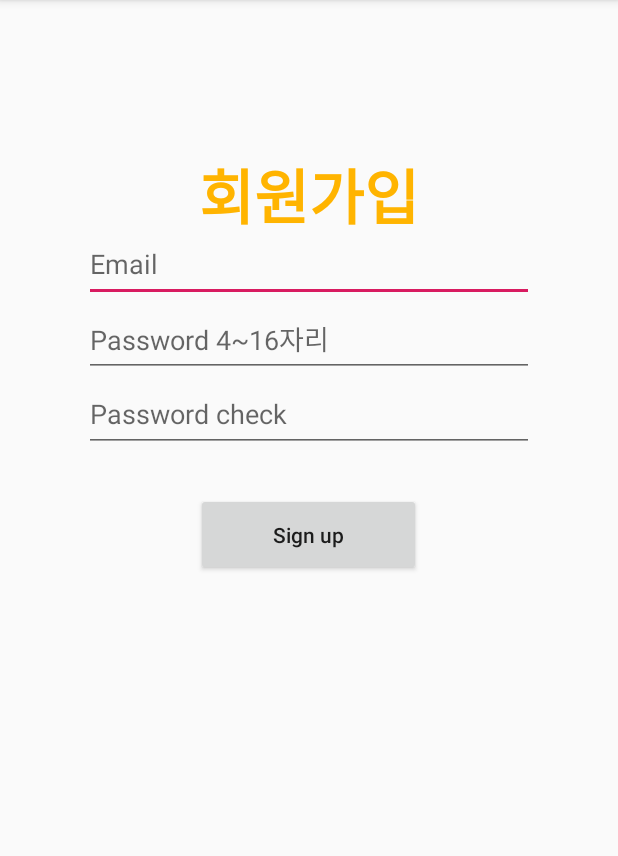
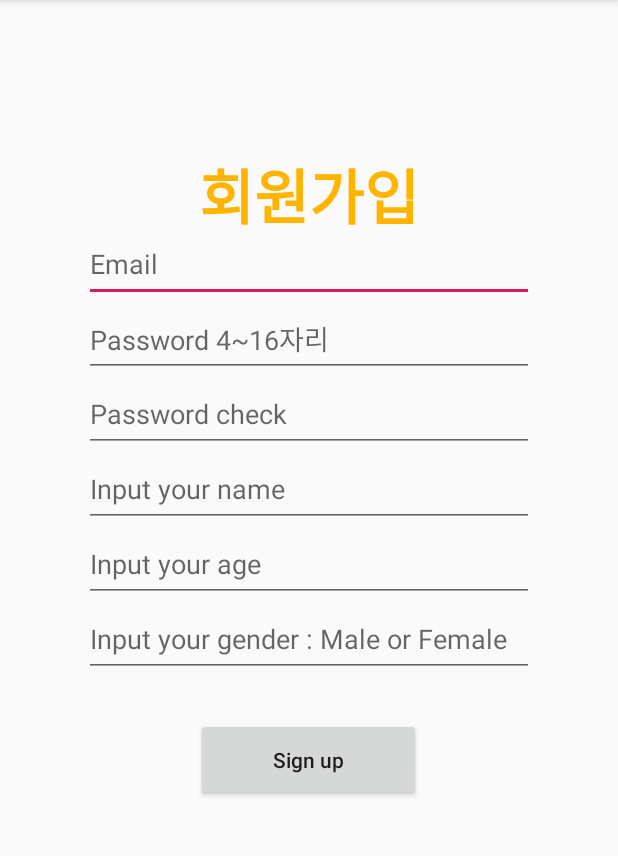
Before and after one commit to eunsongsong/Hobbigation, an Android app: the SignUpActivity screen opened directly, with no data from a screen before it, after a tap on "Sign up", on a phone screen of 412 x 824 dp, the part 84-940 px from its top. Run offline under Robolectric (Android 15) with nearby library versions, the phone set to English and light mode, and no system bars; our stand-ins replace Firebase (no records; nobody signed in at launch, a user with empty details on screens opened directly).

Commit message:
Sign Up draft

```diff
--- a/app/src/main/java/com/example/hobbigation/SignUpActivity.java
+++ b/app/src/main/java/com/example/hobbigation/SignUpActivity.java
@@ -16,6 +16,8 @@ import com.google.android.gms.tasks.Task;
 import com.google.firebase.auth.AuthResult;
 import com.google.firebase.auth.FirebaseAuth;
 import com.google.firebase.auth.FirebaseUser;
+import com.google.firebase.database.DatabaseReference;
+import com.google.firebase.database.FirebaseDatabase;
 
 import java.util.regex.Pattern;
 
@@ -28,19 +30,38 @@ public class SignUpActivity extends AppCompatActivity {
     private TextView check_show;
     FirebaseAuth firebaseAuth;
     FirebaseUser mFirebaseUser;
-    private String email = "";
-    private String password = "";
+    public String email = "";
+    public String password = "";
+
+    public String e_pwd = "";
+    public String ename =  "";
+    public String egender = "";
+    public String eage = "";
+
+    public int count = 0;
+    private EditText e_name;
+    private EditText e_age;
+    private EditText e_gender;
+
+
+    // Write a message to the database
+    public FirebaseDatabase database = FirebaseDatabase.getInstance();
+    public DatabaseReference myRef = database.getReference("사용자");
 
     @Override
     protected void onCreate(Bundle savedInstanceState) {
         super.onCreate(savedInstanceState);
         setContentView(R.layout.activity_sign_up);
 
+        email_join = (EditText) findViewById(R.id.emailInput);
+        pwd_join =  (EditText)findViewById(R.id.passwordInput);
+        check_pwd =  (EditText)findViewById(R.id.passwordCheck);
+        check_show = (TextView) findViewById(R.id.checkText);
 
-        email_join = (EditText) findViewById(R.id.emailInput);
-        pwd_join = (EditText) findViewById(R.id.passwordInput);
-        check_pwd = (EditText) findViewById(R.id.passwordCheck);
-        check_show = (TextView) findViewById(R.id.checkText);
+
+        e_name = (EditText) findViewById(R.id.name1);
+        e_age = (EditText)findViewById(R.id.age1);
+        e_gender = (EditText)findViewById(R.id.gender1);
 
         firebaseAuth = FirebaseAuth.getInstance();
 
@@ -79,33 +100,40 @@ public class SignUpActivity extends AppCompatActivity {
         email = email_join.getText().toString();
         password = pwd_join.getText().toString();
 
+       final String e_email = email_join.getText().toString();
+
+        Toast.makeText(SignUpActivity.this,e_email,Toast.LENGTH_LONG).show();
+        e_pwd = pwd_join.getText().toString();
+        ename =  e_name.getText().toString();
+       egender = e_gender.getText().toString();
+         eage = e_age.getText().toString();
+
+
         if(isValidEmail() && isValidPasswd()) {
             createUser(email, password);
+            User user = new User(e_email,e_pwd,ename,egender,eage);
+            myRef.child("user"+count).setValue(user);
+        }
 
-        }
     }
+    private void writeNewUser(String e_email, String e_pwd, String ename, String egender, String eage) {
+        User user = new User(e_email, e_pwd, ename,egender,eage);
+        myRef.child(e_email).setValue(user);
+    }
+
+
     private boolean isValidEmail() {
         if (email.isEmpty()) {
             // 이메일 공백
             return false;
-        } else if (!Patterns.EMAIL_ADDRESS.matcher(email).matches()) {
-            // 이메일 형식 불일치
-            return false;
-        } else {
-            return true;
-        }
+        } else return Patterns.EMAIL_ADDRESS.matcher(email).matches();
     }
     // 비밀번호 유효성 검사
     private boolean isValidPasswd() {
         if (password.isEmpty()) {
             // 비밀번호 공백
             return false;
-        } else if (!PASSWORD_PATTERN.matcher(password).matches()) {
-            // 비밀번호 형식 불일치
-            return false;
-        } else {
-            return true;
-        }
+        } else return PASSWORD_PATTERN.matcher(password).matches();
     }
     // 회원가입
     private void createUser(String email, String password) {
--- a/app/src/main/res/layout/activity_sign_up.xml
+++ b/app/src/main/res/layout/activity_sign_up.xml
@@ -1,6 +1,5 @@
 <?xml version="1.0" encoding="utf-8"?>
 <RelativeLayout xmlns:android="http://schemas.android.com/apk/res/android"
-    xmlns:tools="http://schemas.android.com/tools"
     android:layout_width="match_parent"
     android:layout_height="match_parent">
 
@@ -41,6 +40,32 @@
         android:password="true"
         android:layout_below="@+id/passwordInput" />
 
+
+    <EditText
+        android:id="@+id/name1"
+        android:layout_width="300dp"
+        android:layout_height="50dp"
+        android:layout_below="@+id/passwordCheck"
+        android:layout_centerHorizontal="true"
+        android:hint="Input your name" />
+
+    <EditText
+        android:id="@+id/age1"
+        android:layout_width="300dp"
+        android:layout_height="50dp"
+        android:layout_below="@+id/name1"
+        android:layout_centerHorizontal="true"
+        android:hint="Input your age"
+        android:inputType="number" />
+
+    <EditText
+        android:id="@+id/gender1"
+        android:layout_width="300dp"
+        android:layout_height="50dp"
+        android:layout_below="@+id/age1"
+        android:layout_centerHorizontal="true"
+        android:hint="Input your gender : Male or Female" />
+
     <TextView
         android:id="@+id/checkText"
         android:layout_width="wrap_content"
@@ -50,7 +75,7 @@
         android:textStyle="italic"
         android:layout_centerHorizontal="true"
         android:layout_alignLeft="@id/passwordInput"
-        android:layout_below="@+id/passwordCheck"
+        android:layout_below="@+id/gender1"
         android:layout_marginRight="35dp" />
 
     <Button
@@ -63,4 +88,6 @@
         android:onClick="signUp"/>
 
 
+
+
 </RelativeLayout>
```
Also changed, not shown: app/src/main/java/com/example/hobbigation/LoginActivity.java (+13 -6 lines), app/src/main/java/com/example/hobbigation/MainActivity.java (+0 -8 lines), app/src/main/java/com/example/hobbigation/User.java (added, +26 -0 lines).
